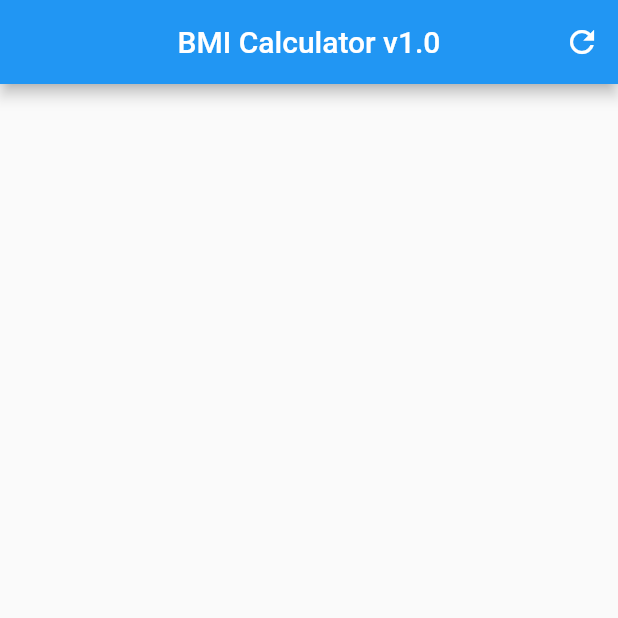
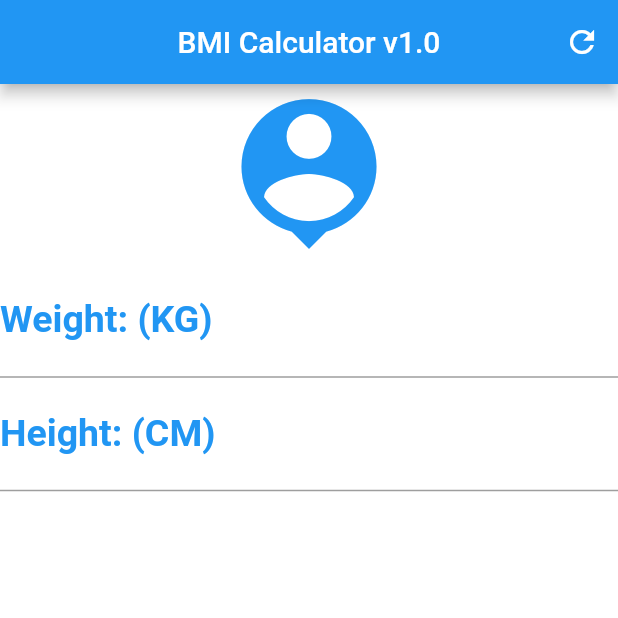
Before and after one commit to eugenio-oliveira/bmi_calculator, a Flutter app: the screen it shows after launch, on a phone screen of 412 x 824 dp, the top half of it. Run offline on Flutter 3.47's test engine with Material 2 defaults, Android fonts, the phone set to English and light mode, and no system bars.

Commit message:
TextField And Decoration

```diff
--- a/lib/main.dart
+++ b/lib/main.dart
@@ -1,5 +1,6 @@
 import 'package:flutter/material.dart';
-void main(){
+
+void main() {
   runApp(MaterialApp(
     home: Home(),
   ));
@@ -19,7 +20,40 @@ class _HomeState extends State<Home> {
         centerTitle: true,
         backgroundColor: Colors.blue,
         actions: <Widget>[
-          IconButton(icon: Icon(Icons.refresh), onPressed: (){ debugPrint("Refresh Clicked."); })
+          IconButton(
+              icon: Icon(Icons.refresh),
+              onPressed: () {
+                debugPrint("Refresh Clicked.");
+              })
+        ],
+      ),
+      backgroundColor: Colors.white,
+      body: Column(
+        crossAxisAlignment: CrossAxisAlignment.stretch,
+        children: <Widget>[
+          Icon(Icons.person_pin, size: 120.0, color: Colors.blue),
+          TextField(
+            keyboardType: TextInputType.number,
+            decoration: InputDecoration(
+                labelText: "Weight: (KG)",
+                labelStyle: TextStyle(color: Colors.blue)),
+            textAlign: TextAlign.center,
+            style: TextStyle(
+                color: Colors.blue,
+                fontSize: 25.0,
+                fontWeight: FontWeight.bold),
+          ),
+          TextField(
+            keyboardType: TextInputType.number,
+            decoration: InputDecoration(
+                labelText: "Height: (CM)",
+                labelStyle: TextStyle(color: Colors.blue)),
+            textAlign: TextAlign.center,
+            style: TextStyle(
+                color: Colors.blue,
+                fontSize: 25.0,
+                fontWeight: FontWeight.bold),
+          )
         ],
       ),
     );
```
